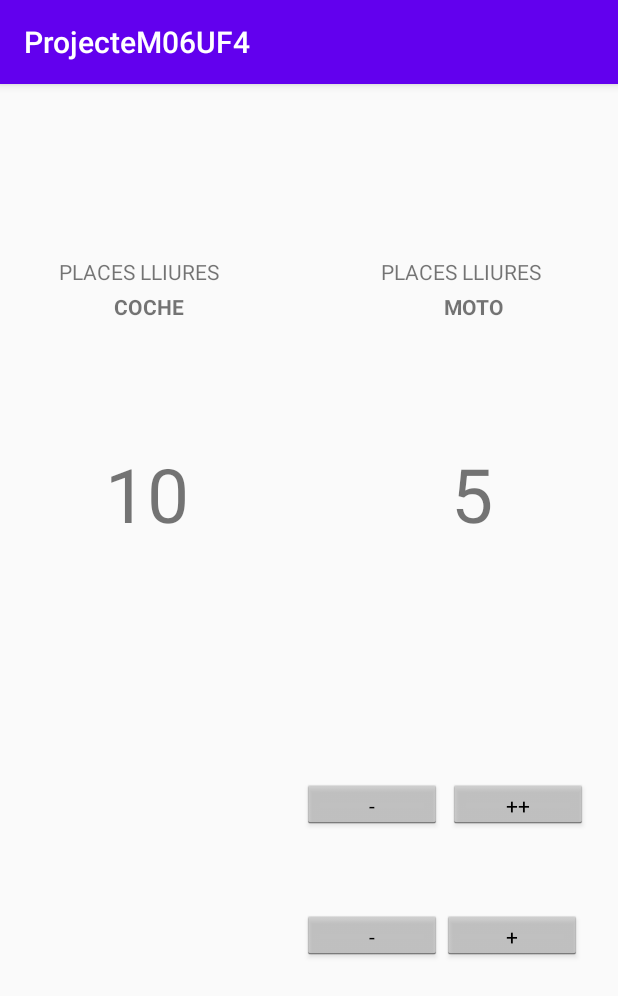
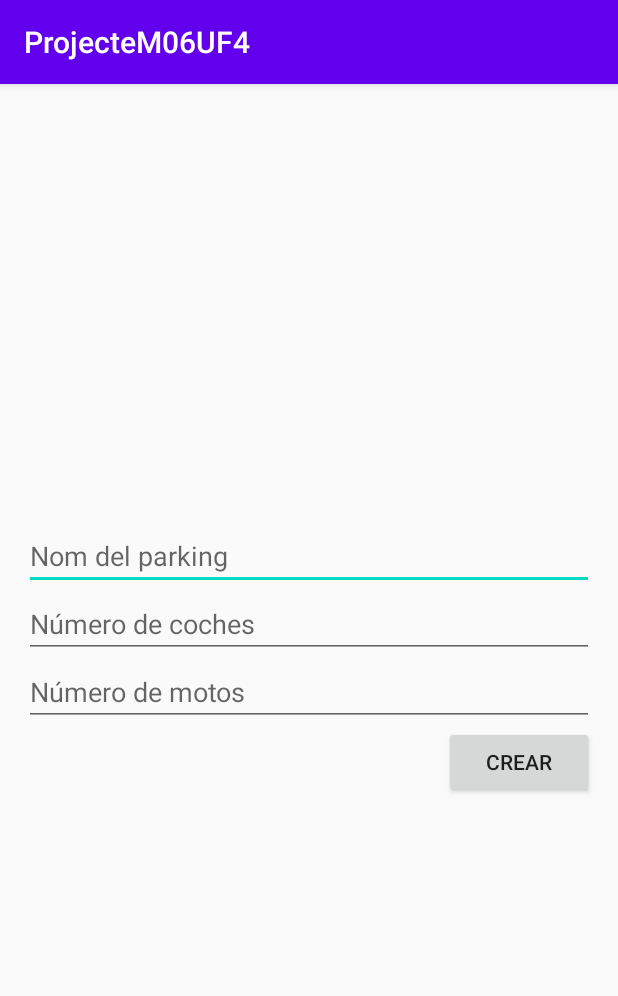
Before and after one commit to ivanmix98/PARKING-ANDROID, an Android app: the screen it shows after launch (MainActivity), on a phone screen of 412 x 824 dp. Shown: the top 996 px of the screen. Run offline under Robolectric (Android 15) with nearby library versions, the phone set to English and light mode, and no system bars.

Commit message:
añadido la activity principal y la del parking

```diff
--- a/app/src/main/AndroidManifest.xml
+++ b/app/src/main/AndroidManifest.xml
@@ -9,6 +9,7 @@
         android:roundIcon="@mipmap/ic_launcher_round"
         android:supportsRtl="true"
         android:theme="@style/AppTheme">
+        <activity android:name=".ParkingActivity"></activity>
         <activity android:name=".MainActivity">
             <intent-filter>
                 <action android:name="android.intent.action.MAIN" />
--- a/app/src/main/res/layout/activity_main.xml
+++ b/app/src/main/res/layout/activity_main.xml
@@ -1,140 +1,39 @@
 <?xml version="1.0" encoding="utf-8"?>
-<androidx.constraintlayout.widget.ConstraintLayout xmlns:android="http://schemas.android.com/apk/res/android"
-    xmlns:app="http://schemas.android.com/apk/res-auto"
-    xmlns:tools="http://schemas.android.com/tools"
+<LinearLayout xmlns:android="http://schemas.android.com/apk/res/android"
     android:layout_width="match_parent"
     android:layout_height="match_parent"
-    android:onClick="entrarCoche"
-    tools:context=".MainActivity">
+    android:paddingLeft="16dp"
+    android:paddingRight="16dp"
+    android:orientation="vertical"
+    android:gravity="center">
+
+    <EditText
+        android:id="@+id/nom"
+        android:layout_width="match_parent"
+        android:layout_height="wrap_content"
+        android:hint="@string/nom_del_parking"
+        android:importantForAutofill="no"
+        android:inputType="text" />
+    <EditText
+        android:id="@+id/coches"
+        android:layout_width="match_parent"
+        android:layout_height="wrap_content"
+        android:hint="@string/quantitat_coche"
+        android:inputType="number"
+        android:importantForAutofill="no" />
+    <EditText
+        android:id="@+id/motos"
+        android:layout_width="match_parent"
+        android:layout_height="wrap_content"
+        android:hint="@string/quantitat_moto"
+        android:inputType="number"
+        android:importantForAutofill="no"/>
 
     <Button
-        android:id="@+id/sumMoto"
-        style="@android:style/Widget.Holo.Light.Button.Small"
-        android:layout_width="93dp"
-        android:layout_height="33dp"
-        android:layout_marginEnd="24dp"
-        android:layout_marginBottom="184dp"
-        android:text="+"
-        android:visibility="visible"
-        app:layout_constraintBottom_toBottomOf="parent"
-        app:layout_constraintEnd_toEndOf="parent"
-        tools:visibility="visible" />
+        android:layout_width="100dp"
+        android:layout_height="wrap_content"
+        android:layout_gravity="end"
+        android:onClick="Crear"
+        android:text="@string/crear" />
 
-    <Button
-        android:id="@+id/restCoche"
-        style="@android:style/Widget.Holo.Light.Button.Small"
-        android:layout_width="93dp"
-        android:layout_height="33dp"
-        android:layout_marginEnd="4dp"
-        android:layout_marginBottom="54dp"
-        android:text="-"
-        android:visibility="visible"
-        app:layout_constraintBottom_toTopOf="@+id/restMoto"
-        app:layout_constraintEnd_toStartOf="@+id/sumCoche"
-        tools:visibility="visible" />
-
-    <Button
-        android:id="@+id/sumCoche"
-        style="@android:style/Widget.Holo.Light.Button.Small"
-        android:layout_width="93dp"
-        android:layout_height="33dp"
-        android:layout_marginEnd="20dp"
-        android:layout_marginBottom="54dp"
-        android:onClick="entrarCoche"
-        android:text="++"
-        android:visibility="visible"
-        app:layout_constraintBottom_toTopOf="@+id/sumMoto"
-        app:layout_constraintEnd_toEndOf="parent"
-        tools:visibility="visible" />
-
-    <Button
-        android:id="@+id/restMoto"
-        style="@android:style/Widget.Holo.Light.Button.Small"
-        android:layout_width="93dp"
-        android:layout_height="33dp"
-        android:layout_marginBottom="184dp"
-        android:text="-"
-        android:visibility="visible"
-        app:layout_constraintBottom_toBottomOf="parent"
-        app:layout_constraintEnd_toStartOf="@+id/sumMoto"
-        tools:visibility="visible" />
-
-    <TextView
-        android:id="@+id/textView4"
-        android:layout_width="wrap_content"
-        android:layout_height="wrap_content"
-        android:layout_marginEnd="76dp"
-        android:text="MOTO"
-        android:textStyle="bold"
-        app:layout_constraintEnd_toEndOf="parent"
-        app:layout_constraintTop_toBottomOf="@+id/textView11" />
-
-    <TextView
-        android:id="@+id/textNumCoche"
-        android:layout_width="109dp"
-        android:layout_height="78dp"
-        android:layout_marginStart="43dp"
-        android:layout_marginEnd="110dp"
-        android:text="10"
-        android:textAlignment="center"
-        android:textSize="50sp"
-        app:layout_constraintBottom_toBottomOf="parent"
-        app:layout_constraintEnd_toStartOf="@+id/textNumMoto"
-        app:layout_constraintHorizontal_bias="0.0"
-        app:layout_constraintStart_toStartOf="parent"
-        app:layout_constraintTop_toTopOf="parent"
-        app:layout_constraintVertical_bias="0.347" />
-
-    <TextView
-        android:id="@+id/textNumMoto"
-        android:layout_width="109dp"
-        android:layout_height="78dp"
-        android:text="5"
-        android:textAlignment="center"
-        android:textSize="50sp"
-        app:layout_constraintBottom_toBottomOf="parent"
-        app:layout_constraintEnd_toEndOf="parent"
-        app:layout_constraintHorizontal_bias="0.86"
-        app:layout_constraintStart_toStartOf="parent"
-        app:layout_constraintTop_toTopOf="parent"
-        app:layout_constraintVertical_bias="0.347" />
-
-    <TextView
-        android:id="@+id/textView10"
-        android:layout_width="116dp"
-        android:layout_height="23dp"
-        android:layout_marginTop="115dp"
-        android:text="PLACES LLIURES"
-        app:layout_constraintBottom_toTopOf="@+id/textView9"
-        app:layout_constraintEnd_toEndOf="parent"
-        app:layout_constraintHorizontal_bias="0.132"
-        app:layout_constraintStart_toStartOf="parent"
-        app:layout_constraintTop_toTopOf="parent"
-        app:layout_constraintVertical_bias="0.0" />
-
-    <TextView
-        android:id="@+id/textView11"
-        android:layout_width="116dp"
-        android:layout_height="23dp"
-        android:layout_marginStart="96dp"
-        android:layout_marginTop="115dp"
-        android:layout_marginEnd="40dp"
-        android:text="PLACES LLIURES"
-        app:layout_constraintBottom_toTopOf="@+id/textView4"
-        app:layout_constraintEnd_toEndOf="parent"
-        app:layout_constraintStart_toEndOf="@+id/textView10"
-        app:layout_constraintTop_toTopOf="parent" />
-
-    <TextView
-        android:id="@+id/textView9"
-        android:layout_width="wrap_content"
-        android:layout_height="wrap_content"
-        android:layout_marginStart="76dp"
-        android:layout_marginEnd="173dp"
-        android:text="COCHE"
-        android:textStyle="bold"
-        app:layout_constraintEnd_toStartOf="@+id/textView4"
-        app:layout_constraintStart_toStartOf="parent"
-        app:layout_constraintTop_toBottomOf="@+id/textView10" />
-
-</androidx.constraintlayout.widget.ConstraintLayout>
+</LinearLayout>
--- a/app/src/main/res/values/strings.xml
+++ b/app/src/main/res/values/strings.xml
@@ -1,3 +1,7 @@
 <resources>
     <string name="app_name">ProjecteM06UF4</string>
+    <string name="nom_del_parking">Nom del parking</string>
+    <string name="quantitat_coche">Número de coches</string>
+    <string name="quantitat_moto">Número de motos</string>
+    <string name="crear">Crear</string>
 </resources>
```
Also changed, not shown: app/src/main/java/edu/fje/dam/MainActivity.java (+29 -20 lines), app/src/main/java/edu/fje/dam/ParkingActivity.java (added, +39 -0 lines), app/src/main/res/layout/activity_parking.xml (added, +140 -0 lines), app/src/main/res/values/ids.xml (added, +13 -0 lines), 2 other files.
